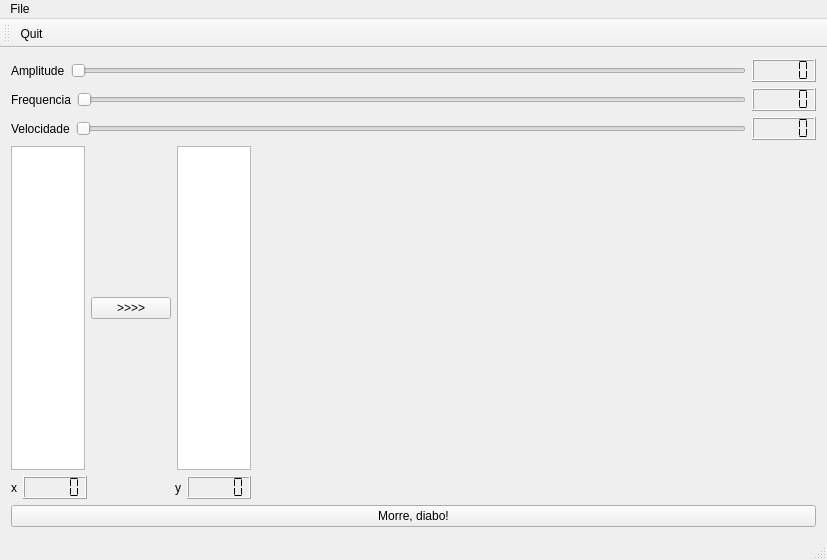
This is helloqt/mainwindow.ui in agostinhobritojr/tutorialdeqt as Qt 5 draws it before an edit. The edited form follows.
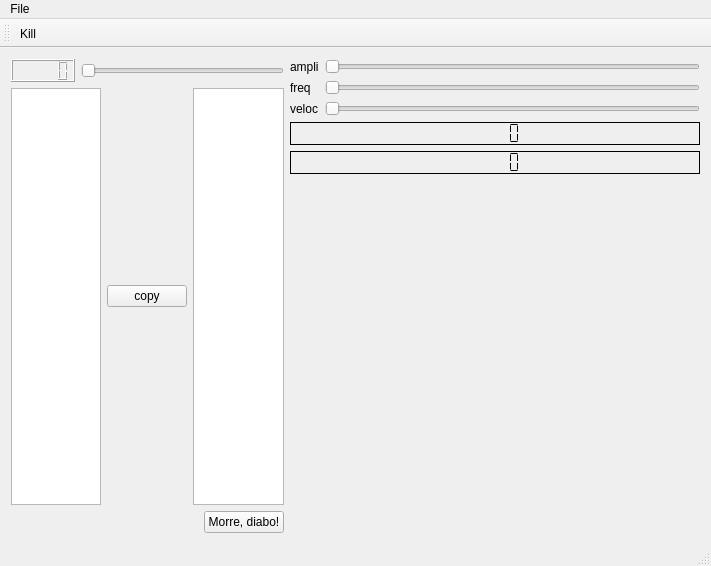
This is the edited form. Icons and pictures are not drawn. Custom widgets are drawn as their Qt base class.

```diff
--- a/helloqt/mainwindow.ui
+++ b/helloqt/mainwindow.ui
@@ -6,37 +6,36 @@
    <rect>
     <x>0</x>
     <y>0</y>
-    <width>827</width>
-    <height>560</height>
+    <width>711</width>
+    <height>566</height>
    </rect>
   </property>
   <property name="windowTitle">
    <string>MainWindow</string>
   </property>
   <widget class="QWidget" name="centralWidget">
-   <layout class="QVBoxLayout" name="verticalLayout_3">
+   <layout class="QHBoxLayout" name="horizontalLayout_4" stretch="40,60">
     <item>
      <layout class="QVBoxLayout" name="verticalLayout">
       <item>
        <layout class="QHBoxLayout" name="horizontalLayout">
-        <item>
-         <widget class="QLabel" name="labelAmplitude">
-          <property name="text">
-           <string>Amplitude</string>
-          </property>
-         </widget>
-        </item>
-        <item>
-         <widget class="QSlider" name="horizontalSliderAmplitude">
-          <property name="orientation">
-           <enum>Qt::Horizontal</enum>
-          </property>
-         </widget>
-        </item>
         <item>
          <widget class="QLCDNumber" name="lcdNumber">
-          <property name="segmentStyle">
-           <enum>QLCDNumber::Flat</enum>
+          <property name="frameShape">
+           <enum>QFrame::Box</enum>
+          </property>
+          <property name="frameShadow">
+           <enum>QFrame::Raised</enum>
+          </property>
+         </widget>
+        </item>
+        <item>
+         <widget class="QSlider" name="horizontalSlider">
+          <property name="maximum">
+           <number>99</number>
+          </property>
+          <property name="orientation">
+           <enum>Qt::Horizontal</enum>
           </property>
          </widget>
         </item>
@@ -45,48 +44,39 @@
       <item>
        <layout class="QHBoxLayout" name="horizontalLayout_2">
         <item>
-         <widget class="QLabel" name="labelFrequencia">
+         <widget class="QTextEdit" name="textEditLeft"/>
+        </item>
+        <item>
+         <widget class="QPushButton" name="pushButtonCopy">
           <property name="text">
-           <string>Frequencia</string>
+           <string>copy</string>
           </property>
          </widget>
         </item>
         <item>
-         <widget class="QSlider" name="horizontalSliderFrequencia">
-          <property name="orientation">
-           <enum>Qt::Horizontal</enum>
-          </property>
-         </widget>
-        </item>
-        <item>
-         <widget class="QLCDNumber" name="lcdNumber_2">
-          <property name="segmentStyle">
-           <enum>QLCDNumber::Flat</enum>
-          </property>
-         </widget>
+         <widget class="QTextEdit" name="textEditRight"/>
         </item>
        </layout>
       </item>
       <item>
        <layout class="QHBoxLayout" name="horizontalLayout_3">
         <item>
-         <widget class="QLabel" name="labelVelocidade">
-          <property name="text">
-           <string>Velocidade</string>
-          </property>
-         </widget>
-        </item>
-        <item>
-         <widget class="QSlider" name="horizontalSliderVelocidade">
+         <spacer name="horizontalSpacer">
           <property name="orientation">
            <enum>Qt::Horizontal</enum>
           </property>
-         </widget>
+          <property name="sizeHint" stdset="0">
+           <size>
+            <width>40</width>
+            <height>20</height>
+           </size>
+          </property>
+         </spacer>
         </item>
         <item>
-         <widget class="QLCDNumber" name="lcdNumber_3">
-          <property name="segmentStyle">
-           <enum>QLCDNumber::Flat</enum>
+         <widget class="QPushButton" name="pushButtonMorre">
+          <property name="text">
+           <string>Morre, diabo!</string>
           </property>
          </widget>
         </item>
@@ -95,93 +85,84 @@
      </layout>
     </item>
     <item>
-     <layout class="QHBoxLayout" name="horizontalLayout_8" stretch="30,70">
+     <layout class="QVBoxLayout" name="verticalLayout_2" stretch="0,0,0,100">
       <item>
-       <layout class="QVBoxLayout" name="verticalLayout_2">
-        <item>
-         <layout class="QHBoxLayout" name="horizontalLayout_6">
-          <item>
-           <widget class="QTextEdit" name="textEdit"/>
-          </item>
-          <item>
-           <widget class="QPushButton" name="pushButtonCopia">
-            <property name="text">
-             <string>&gt;&gt;&gt;&gt;</string>
-            </property>
-           </widget>
-          </item>
-          <item>
-           <widget class="QTextBrowser" name="textBrowser"/>
-          </item>
-         </layout>
+       <layout class="QGridLayout" name="gridLayout">
+        <item row="0" column="0">
+         <widget class="QLabel" name="label">
+          <property name="text">
+           <string>ampli</string>
+          </property>
+         </widget>
         </item>
-        <item>
-         <layout class="QHBoxLayout" name="horizontalLayout_7">
-          <item>
-           <layout class="QHBoxLayout" name="horizontalLayout_4">
-            <item>
-             <widget class="QLabel" name="label">
-              <property name="text">
-               <string>x</string>
-              </property>
-             </widget>
-            </item>
-            <item>
-             <widget class="QLCDNumber" name="lcdNumberX">
-              <property name="segmentStyle">
-               <enum>QLCDNumber::Flat</enum>
-              </property>
-             </widget>
-            </item>
-            <item>
-             <spacer name="horizontalSpacer">
-              <property name="orientation">
-               <enum>Qt::Horizontal</enum>
-              </property>
-              <property name="sizeHint" stdset="0">
-               <size>
-                <width>40</width>
-                <height>20</height>
-               </size>
-              </property>
-             </spacer>
-            </item>
-           </layout>
-          </item>
-          <item>
-           <layout class="QHBoxLayout" name="horizontalLayout_5">
-            <item>
-             <widget class="QLabel" name="label_2">
-              <property name="text">
-               <string>y</string>
-              </property>
-             </widget>
-            </item>
-            <item>
-             <widget class="QLCDNumber" name="lcdNumberY">
-              <property name="segmentStyle">
-               <enum>QLCDNumber::Flat</enum>
-              </property>
-             </widget>
-            </item>
-           </layout>
-          </item>
-         </layout>
+        <item row="0" column="1">
+         <widget class="QSlider" name="horizontalSliderAmpl">
+          <property name="orientation">
+           <enum>Qt::Horizontal</enum>
+          </property>
+         </widget>
         </item>
+        <item row="1" column="0">
+         <widget class="QLabel" name="label_2">
+          <property name="text">
+           <string>freq</string>
+          </property>
+         </widget>
+        </item>
+        <item row="1" column="1">
+         <widget class="QSlider" name="horizontalSliderFreq">
+          <property name="orientation">
+           <enum>Qt::Horizontal</enum>
+          </property>
+         </widget>
+        </item>
+        <item row="2" column="0">
+         <widget class="QLabel" name="label_3">
+          <property name="text">
+           <string>veloc</string>
+          </property>
+         </widget>
+        </item>
+        <item row="2" column="1">
+         <widget class="QSlider" name="horizontalSliderVeloc">
+          <property name="orientation">
+           <enum>Qt::Horizontal</enum>
+          </property>
+         </widget>
+        </item>
        </layout>
       </item>
       <item>
-       <widget class="Plotter" name="widget" native="true"/>
+       <widget class="QLCDNumber" name="lcdNumberX">
+        <property name="frameShape">
+         <enum>QFrame::Box</enum>
+        </property>
+        <property name="frameShadow">
+         <enum>QFrame::Plain</enum>
+        </property>
+        <property name="segmentStyle">
+         <enum>QLCDNumber::Flat</enum>
+        </property>
+       </widget>
       </item>
+      <item>
+       <widget class="QLCDNumber" name="lcdNumberY">
+        <property name="frameShape">
+         <enum>QFrame::Box</enum>
+        </property>
+        <property name="frameShadow">
+         <enum>QFrame::Plain</enum>
+        </property>
+        <property name="segmentStyle">
+         <enum>QLCDNumber::Flat</enum>
+        </property>
+       </widget>
+      </item>
+      <item>
+       <widget class="Plotter" name="widgetPlotter" native="true"/>
+      </item>
      </layout>
     </item>
-    <item>
-     <widget class="QPushButton" name="pushButtonQuit">
-      <property name="text">
-       <string>Morre, diabo!</string>
-      </property>
-     </widget>
-    </item>
    </layout>
   </widget>
   <widget class="QMenuBar" name="menuBar">
@@ -189,7 +170,7 @@
     <rect>
      <x>0</x>
      <y>0</y>
-     <width>827</width>
+     <width>711</width>
      <height>22</height>
     </rect>
    </property>
@@ -197,7 +178,8 @@
     <property name="title">
      <string>File</string>
     </property>
-    <addaction name="actionQuit"/>
+    <addaction name="actionKill"/>
+    <addaction name="actionAbreDialogo"/>
    </widget>
    <addaction name="menuFile"/>
   </widget>
@@ -208,16 +190,24 @@
    <attribute name="toolBarBreak">
     <bool>false</bool>
    </attribute>
-   <addaction name="actionQuit"/>
+   <addaction name="actionKill"/>
   </widget>
   <widget class="QStatusBar" name="statusBar"/>
-  <action name="actionQuit">
+  <action name="actionKill">
    <property name="icon">
     <iconset resource="recursos.qrc">
-     <normaloff>:/icones/quit</normaloff>:/icones/quit</iconset>
+     <normaloff>:/bomba</normaloff>:/bomba</iconset>
    </property>
    <property name="text">
-    <string>Quit</string>
+    <string>Kill</string>
+   </property>
+   <property name="toolTip">
+    <string>Finaliza a Interface</string>
+   </property>
+  </action>
+  <action name="actionAbreDialogo">
+   <property name="text">
+    <string>AbreDialogo</string>
    </property>
   </action>
  </widget>
```
Left out of the diff: 111 changed lines with no effect on the pictures.
